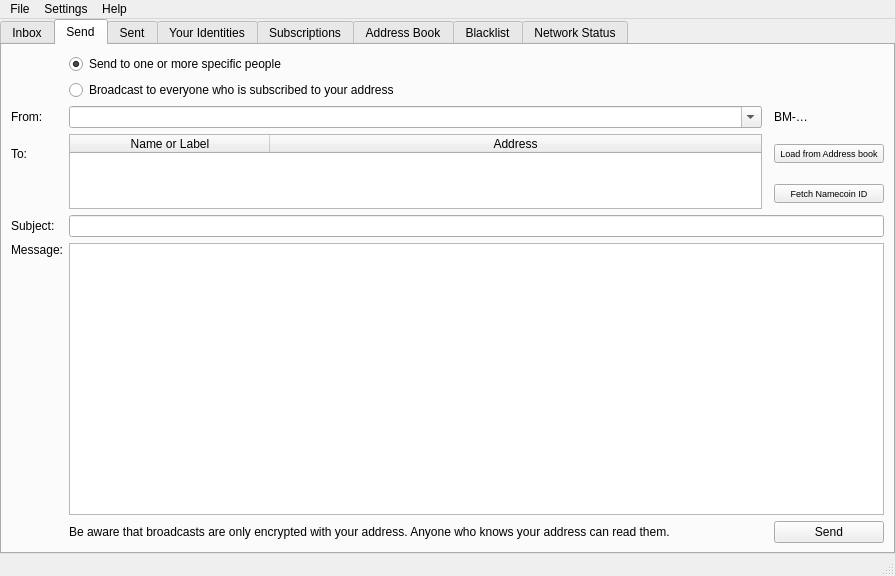
First picture: the form in src/bitmessageqt/bitmessageui.ui, repository Bitmessage/PyBitmessage, before the edit.
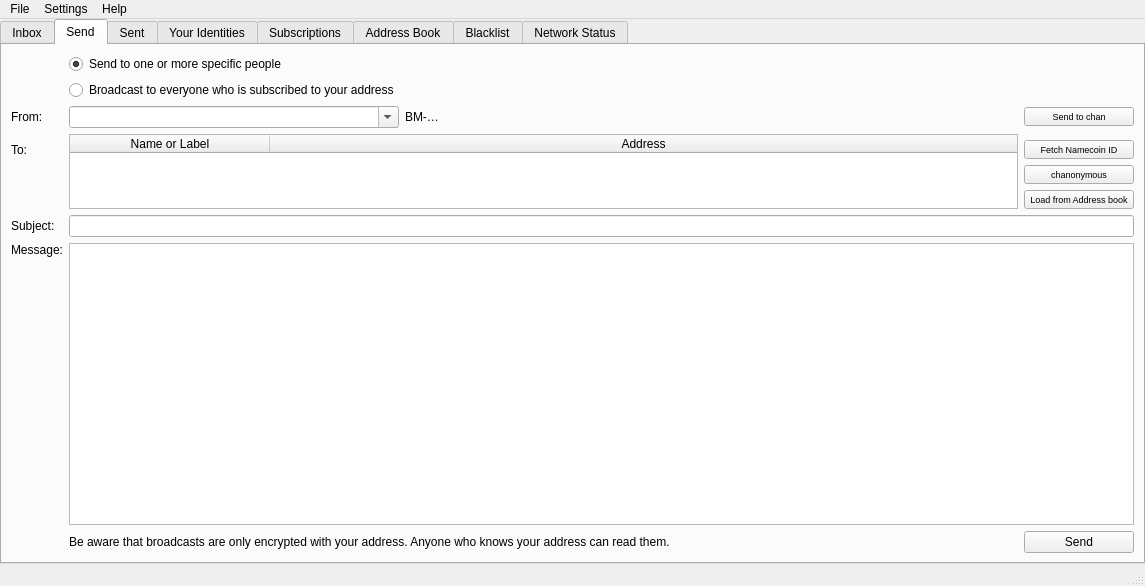
Second picture: the form after the edit. Icons and pictures are not drawn.

Commit message: - added "send to chan" button - added "chanonymous" button ;)

```diff
--- a/src/bitmessageqt/bitmessageui.ui
+++ b/src/bitmessageqt/bitmessageui.ui
@@ -6,8 +6,8 @@
    <rect>
     <x>0</x>
     <y>0</y>
-    <width>895</width>
-    <height>576</height>
+    <width>1145</width>
+    <height>586</height>
    </rect>
   </property>
   <property name="windowTitle">
@@ -25,7 +25,7 @@
     <property name="margin">
      <number>0</number>
     </property>
-    <item row="1" column="0">
+    <item row="0" column="0">
      <widget class="QTabWidget" name="tabWidget">
       <property name="sizePolicy">
        <sizepolicy hsizetype="Expanding" vsizetype="Expanding">
@@ -192,78 +192,68 @@
         <string>Send</string>
        </attribute>
        <layout class="QGridLayout" name="gridLayout_2">
-        <item row="12" column="4">
-         <widget class="QPushButton" name="pushButtonFetchNamecoinID">
+        <item row="0" column="2">
+         <widget class="QRadioButton" name="radioButtonSpecific">
           <property name="sizePolicy">
            <sizepolicy hsizetype="Fixed" vsizetype="Fixed">
             <horstretch>0</horstretch>
             <verstretch>0</verstretch>
            </sizepolicy>
           </property>
-          <property name="minimumSize">
-           <size>
-            <width>110</width>
-            <height>0</height>
-           </size>
-          </property>
-          <property name="font">
-           <font>
-            <pointsize>7</pointsize>
-           </font>
-          </property>
           <property name="text">
-           <string>Fetch Namecoin ID</string>
+           <string>Send to one or more specific people</string>
+          </property>
+          <property name="checked">
+           <bool>true</bool>
           </property>
          </widget>
         </item>
-        <item row="15" column="0">
+        <item row="16" column="0">
          <widget class="QLabel" name="label_4">
+          <property name="sizePolicy">
+           <sizepolicy hsizetype="Fixed" vsizetype="Fixed">
+            <horstretch>0</horstretch>
+            <verstretch>0</verstretch>
+           </sizepolicy>
+          </property>
           <property name="text">
            <string>Message:</string>
           </property>
          </widget>
         </item>
-        <item row="16" column="0">
-         <spacer name="verticalSpacer">
-          <property name="orientation">
-           <enum>Qt::Vertical</enum>
-          </property>
-          <property name="sizeHint" stdset="0">
-           <size>
-            <width>20</width>
-            <height>297</height>
-           </size>
-          </property>
-         </spacer>
-        </item>
         <item row="2" column="0">
          <widget class="QLabel" name="label_2">
+          <property name="sizePolicy">
+           <sizepolicy hsizetype="Fixed" vsizetype="Preferred">
+            <horstretch>0</horstretch>
+            <verstretch>0</verstretch>
+           </sizepolicy>
+          </property>
           <property name="text">
            <string>From:</string>
           </property>
          </widget>
         </item>
-        <item row="14" column="0">
+        <item row="15" column="0">
          <widget class="QLabel" name="label_3">
+          <property name="sizePolicy">
+           <sizepolicy hsizetype="Fixed" vsizetype="Preferred">
+            <horstretch>0</horstretch>
+            <verstretch>0</verstretch>
+           </sizepolicy>
+          </property>
           <property name="text">
            <string>Subject:</string>
           </property>
          </widget>
         </item>
-        <item row="14" column="2" colspan="3">
-         <widget class="QLineEdit" name="lineEditSubject">
-          <property name="text">
-           <string/>
-          </property>
-         </widget>
-        </item>
         <item row="2" column="2">
          <widget class="QComboBox" name="comboBoxSendFrom">
-          <property name="minimumSize">
-           <size>
-            <width>300</width>
-            <height>0</height>
-           </size>
+          <property name="sizePolicy">
+           <sizepolicy hsizetype="Preferred" vsizetype="Fixed">
+            <horstretch>0</horstretch>
+            <verstretch>0</verstretch>
+           </sizepolicy>
           </property>
           <property name="editable">
            <bool>true</bool>
@@ -273,70 +263,23 @@
           </property>
          </widget>
         </item>
-        <item row="0" column="2">
-         <widget class="QRadioButton" name="radioButtonSpecific">
-          <property name="text">
-           <string>Send to one or more specific people</string>
-          </property>
-          <property name="checked">
-           <bool>true</bool>
-          </property>
-         </widget>
-        </item>
-        <item row="11" column="4">
-         <widget class="QPushButton" name="pushButtonLoadFromAddressBook">
-          <property name="sizePolicy">
-           <sizepolicy hsizetype="Fixed" vsizetype="Fixed">
-            <horstretch>0</horstretch>
-            <verstretch>0</verstretch>
-           </sizepolicy>
-          </property>
-          <property name="minimumSize">
-           <size>
-            <width>110</width>
-            <height>0</height>
-           </size>
-          </property>
-          <property name="font">
-           <font>
-            <pointsize>7</pointsize>
-           </font>
-          </property>
-          <property name="text">
-           <string>Load from Address book</string>
-          </property>
-         </widget>
-        </item>
-        <item row="17" column="2">
-         <widget class="QLabel" name="labelSendBroadcastWarning">
-          <property name="enabled">
-           <bool>true</bool>
-          </property>
-          <property name="sizePolicy">
-           <sizepolicy hsizetype="Ignored" vsizetype="Preferred">
-            <horstretch>0</horstretch>
-            <verstretch>0</verstretch>
-           </sizepolicy>
-          </property>
-          <property name="text">
-           <string>Be aware that broadcasts are only encrypted with your address. Anyone who knows your address can read them.</string>
-          </property>
-          <property name="indent">
-           <number>-1</number>
-          </property>
-         </widget>
-        </item>
         <item row="1" column="2">
          <widget class="QRadioButton" name="radioButtonBroadcast">
+          <property name="sizePolicy">
+           <sizepolicy hsizetype="Fixed" vsizetype="Fixed">
+            <horstretch>0</horstretch>
+            <verstretch>0</verstretch>
+           </sizepolicy>
+          </property>
           <property name="text">
            <string>Broadcast to everyone who is subscribed to your address</string>
           </property>
          </widget>
         </item>
-        <item row="11" column="2" rowspan="2">
+        <item row="11" column="2" rowspan="4" colspan="3">
          <widget class="QTableWidget" name="tableWidgetRecipients">
           <property name="sizePolicy">
-           <sizepolicy hsizetype="Expanding" vsizetype="Fixed">
+           <sizepolicy hsizetype="Expanding" vsizetype="Expanding">
             <horstretch>0</horstretch>
             <verstretch>0</verstretch>
            </sizepolicy>
@@ -389,8 +332,51 @@
           </column>
          </widget>
         </item>
-        <item row="15" column="2" rowspan="2" colspan="3">
+        <item row="14" column="5">
+         <widget class="QPushButton" name="pushButtonLoadFromAddressBook">
+          <property name="sizePolicy">
+           <sizepolicy hsizetype="Fixed" vsizetype="Fixed">
+            <horstretch>0</horstretch>
+            <verstretch>0</verstretch>
+           </sizepolicy>
+          </property>
+          <property name="minimumSize">
+           <size>
+            <width>110</width>
+            <height>0</height>
+           </size>
+          </property>
+          <property name="font">
+           <font>
+            <pointsize>7</pointsize>
+           </font>
+          </property>
+          <property name="text">
+           <string>Load from Address book</string>
+          </property>
+         </widget>
+        </item>
+        <item row="17" column="0">
+         <spacer name="verticalSpacer">
+          <property name="orientation">
+           <enum>Qt::Vertical</enum>
+          </property>
+          <property name="sizeHint" stdset="0">
+           <size>
+            <width>20</width>
+            <height>297</height>
+           </size>
+          </property>
+         </spacer>
+        </item>
+        <item row="16" column="2" rowspan="2" colspan="4">
          <widget class="QTextEdit" name="textEditMessage">
+          <property name="sizePolicy">
+           <sizepolicy hsizetype="Expanding" vsizetype="Expanding">
+            <horstretch>0</horstretch>
+            <verstretch>0</verstretch>
+           </sizepolicy>
+          </property>
           <property name="html">
            <string>&lt;!DOCTYPE HTML PUBLIC &quot;-//W3C//DTD HTML 4.0//EN&quot; &quot;http://www.w3.org/TR/REC-html40/strict.dtd&quot;&gt;
 &lt;html&gt;&lt;head&gt;&lt;meta name=&quot;qrichtext&quot; content=&quot;1&quot; /&gt;&lt;style type=&quot;text/css&quot;&gt;
@@ -400,27 +386,134 @@
           </property>
          </widget>
         </item>
-        <item row="17" column="4">
+        <item row="15" column="2" colspan="4">
+         <widget class="QLineEdit" name="lineEditSubject">
+          <property name="text">
+           <string/>
+          </property>
+         </widget>
+        </item>
+        <item row="18" column="2" colspan="3">
+         <widget class="QLabel" name="labelSendBroadcastWarning">
+          <property name="enabled">
+           <bool>true</bool>
+          </property>
+          <property name="sizePolicy">
+           <sizepolicy hsizetype="Expanding" vsizetype="Preferred">
+            <horstretch>0</horstretch>
+            <verstretch>0</verstretch>
+           </sizepolicy>
+          </property>
+          <property name="text">
+           <string>Be aware that broadcasts are only encrypted with your address. Anyone who knows your address can read them.</string>
+          </property>
+          <property name="indent">
+           <number>-1</number>
+          </property>
+         </widget>
+        </item>
+        <item row="12" column="5">
+         <widget class="QPushButton" name="pushButtonFetchNamecoinID">
+          <property name="sizePolicy">
+           <sizepolicy hsizetype="Fixed" vsizetype="Fixed">
+            <horstretch>0</horstretch>
+            <verstretch>0</verstretch>
+           </sizepolicy>
+          </property>
+          <property name="minimumSize">
+           <size>
+            <width>110</width>
+            <height>0</height>
+           </size>
+          </property>
+          <property name="font">
+           <font>
+            <pointsize>7</pointsize>
+           </font>
+          </property>
+          <property name="text">
+           <string>Fetch Namecoin ID</string>
+          </property>
+         </widget>
+        </item>
+        <item row="18" column="5">
          <widget class="QPushButton" name="pushButtonSend">
+          <property name="sizePolicy">
+           <sizepolicy hsizetype="Preferred" vsizetype="Fixed">
+            <horstretch>0</horstretch>
+            <verstretch>0</verstretch>
+           </sizepolicy>
+          </property>
           <property name="text">
            <string>Send</string>
           </property>
          </widget>
         </item>
-        <item row="2" column="4">
-         <widget class="QLabel" name="labelFrom">
-          <property name="text">
-           <string>BM-…</string>
-          </property>
-         </widget>
-        </item>
-        <item row="11" column="0">
+        <item row="12" column="0">
          <widget class="QLabel" name="label">
+          <property name="sizePolicy">
+           <sizepolicy hsizetype="Fixed" vsizetype="Preferred">
+            <horstretch>0</horstretch>
+            <verstretch>0</verstretch>
+           </sizepolicy>
+          </property>
           <property name="text">
            <string>To:</string>
           </property>
          </widget>
         </item>
+        <item row="13" column="5">
+         <widget class="QPushButton" name="pushButtonChanonymous">
+          <property name="sizePolicy">
+           <sizepolicy hsizetype="Preferred" vsizetype="Fixed">
+            <horstretch>0</horstretch>
+            <verstretch>0</verstretch>
+           </sizepolicy>
+          </property>
+          <property name="font">
+           <font>
+            <pointsize>7</pointsize>
+           </font>
+          </property>
+          <property name="toolTip">
+           <string>Sets the selected chan address as the 'From' field.</string>
+          </property>
+          <property name="text">
+           <string>chanonymous</string>
+          </property>
+         </widget>
+        </item>
+        <item row="2" column="3">
+         <widget class="QLabel" name="labelFrom">
+          <property name="sizePolicy">
+           <sizepolicy hsizetype="Preferred" vsizetype="Preferred">
+            <horstretch>0</horstretch>
+            <verstretch>0</verstretch>
+           </sizepolicy>
+          </property>
+          <property name="minimumSize">
+           <size>
+            <width>250</width>
+            <height>0</height>
+           </size>
+          </property>
+          <property name="text">
+           <string>BM-…</string>
+          </property>
+         </widget>
+        </item>
+        <item row="2" column="5">
+         <widget class="QPushButton" name="pushButtonSendToChan">
+          <property name="font">
+           <font>
+            <pointsize>7</pointsize>
+           </font>
+          </property>
+          <property name="text">
+           <string>Send to chan</string>
+          </property>
+         </widget>
+        </item>
        </layout>
       </widget>
       <widget class="QWidget" name="sent">
@@ -1092,7 +1185,7 @@
     <rect>
      <x>0</x>
      <y>0</y>
-     <width>895</width>
+     <width>1145</width>
      <height>18</height>
     </rect>
    </property>
```
The commit also changes 3 other files.
